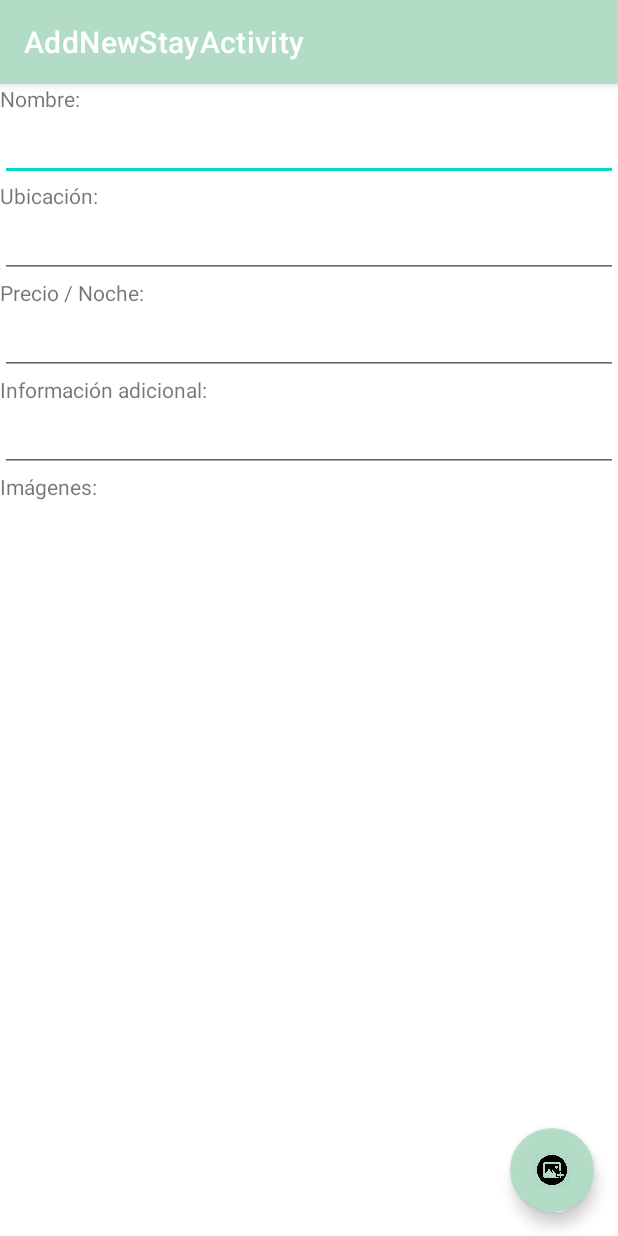
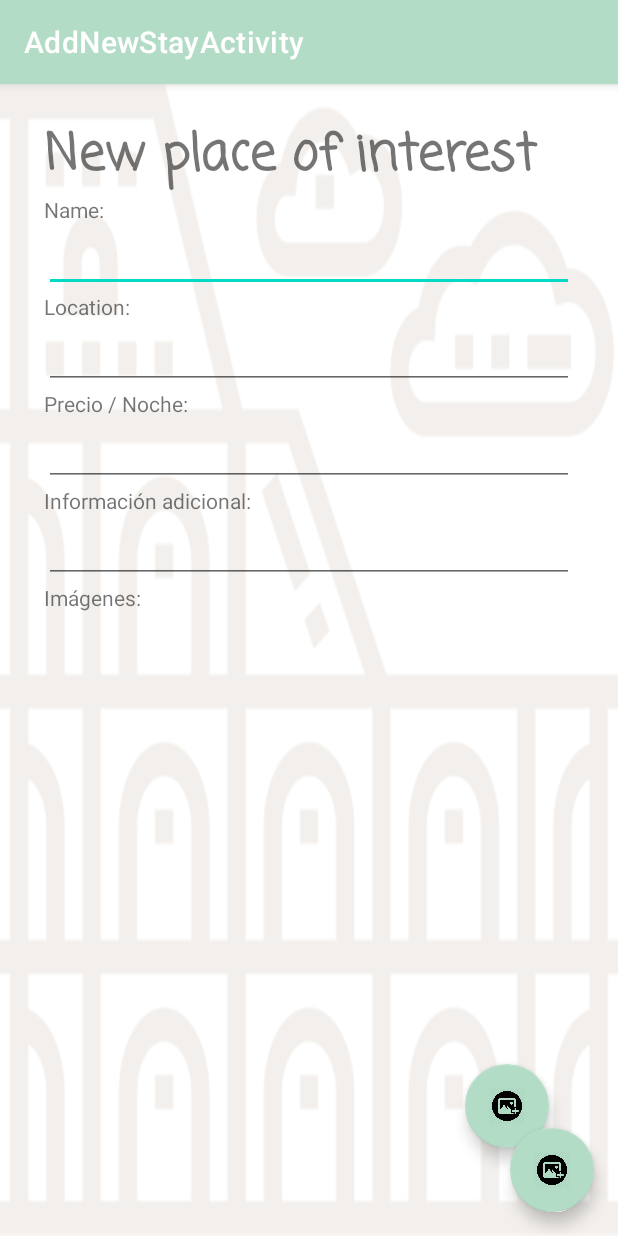
Before and after one commit to Stela303/TravelShare, an Android app: the AddNewStayActivity screen opened directly, with no data from a screen before it, on a phone screen of 412 x 824 dp. Run offline under Robolectric (Android 15) with nearby library versions, the phone set to English and light mode, and no system bars.

Commit message:
Añadidos métodos de captura de botones en parte de nuevo itinerario, añadida vista de añadir lugar de interés

```diff
--- a/app/src/main/res/layout/content_add_new_stay.xml
+++ b/app/src/main/res/layout/content_add_new_stay.xml
@@ -4,24 +4,40 @@
     xmlns:tools="http://schemas.android.com/tools"
     android:layout_width="match_parent"
     android:layout_height="match_parent"
+    android:background="@drawable/coliseo"
+    android:backgroundTint="@color/beige_icons"
+    android:defaultFocusHighlightEnabled="true"
     app:layout_behavior="@string/appbar_scrolling_view_behavior">
 
     <ScrollView
-        android:layout_width="match_parent"
-        android:layout_height="match_parent"
-        tools:layout_editor_absoluteX="172dp"
-        tools:layout_editor_absoluteY="285dp">
+        android:id="@+id/scrollView2"
+        android:layout_width="353dp"
+        android:layout_height="396dp"
+        app:layout_constraintBottom_toBottomOf="parent"
+        app:layout_constraintEnd_toEndOf="parent"
+        app:layout_constraintStart_toStartOf="parent"
+        app:layout_constraintTop_toTopOf="parent"
+        app:layout_constraintVertical_bias="0.060000002">
 
         <LinearLayout
             android:layout_width="match_parent"
             android:layout_height="wrap_content"
-            android:orientation="vertical" >
+            android:orientation="vertical">
+
+            <TextView
+                android:id="@+id/textView17"
+                android:layout_width="match_parent"
+                android:layout_height="wrap_content"
+                android:fontFamily="casual"
+                android:text="@string/new_place"
+                android:textSize="34sp"
+                android:textStyle="bold" />
 
             <TextView
                 android:id="@+id/textView11"
                 android:layout_width="match_parent"
                 android:layout_height="wrap_content"
-                android:text="Nombre:" />
+                android:text="@string/name" />
 
             <EditText
                 android:id="@+id/editTextTextPersonName6"
@@ -34,7 +50,7 @@
                 android:id="@+id/textView12"
                 android:layout_width="match_parent"
                 android:layout_height="wrap_content"
-                android:text="Ubicación:" />
+                android:text="@string/location" />
 
             <EditText
                 android:id="@+id/editTextTextPersonName7"
@@ -50,7 +66,7 @@
                 android:text="Precio / Noche:" />
 
             <EditText
-                android:id="@+id/editTextNumber"
+                android:id="@+id/editTextNumberPrice"
                 android:layout_width="match_parent"
                 android:layout_height="wrap_content"
                 android:ems="10"
@@ -81,4 +97,19 @@
                 android:layout_height="match_parent" />
         </LinearLayout>
     </ScrollView>
+
+    <com.google.android.material.floatingactionbutton.FloatingActionButton
+        android:id="@+id/floatingActionButton"
+        android:layout_width="wrap_content"
+        android:layout_height="wrap_content"
+        android:clickable="true"
+        android:tint="@color/beige_icons"
+        app:backgroundTint="@color/water_green"
+        app:layout_constraintBottom_toBottomOf="parent"
+        app:layout_constraintEnd_toEndOf="parent"
+        app:layout_constraintHorizontal_bias="0.87"
+        app:layout_constraintStart_toStartOf="parent"
+        app:layout_constraintTop_toBottomOf="@+id/scrollView2"
+        app:layout_constraintVertical_bias="0.8"
+        app:srcCompat="@drawable/photo_add_roundedblack_512" />
 </androidx.constraintlayout.widget.ConstraintLayout>
--- a/app/src/main/res/values/colors.xml
+++ b/app/src/main/res/values/colors.xml
@@ -8,4 +8,5 @@
     <color name="black">#FF000000</color>
     <color name="white">#FFFFFFFF</color>
     <color name="water_green">#b3dcc7</color>
+    <color name="beige_icons">#f2efec</color>
 </resources>
```
Also changed, not shown: app/src/main/AndroidManifest.xml (+13 -4 lines), app/src/main/java/com/example/travelshare/AddFoodActivity.java (added, +14 -0 lines), app/src/main/java/com/example/travelshare/NewItineraryActivity.java (+109 -2 lines), app/src/main/res/layout/activity_add_food.xml (added, +9 -0 lines), app/src/main/res/layout/activity_new_itinerary.xml (+5 -5 lines), app/src/main/res/values/strings.xml (+7 -0 lines), 4 other files.
